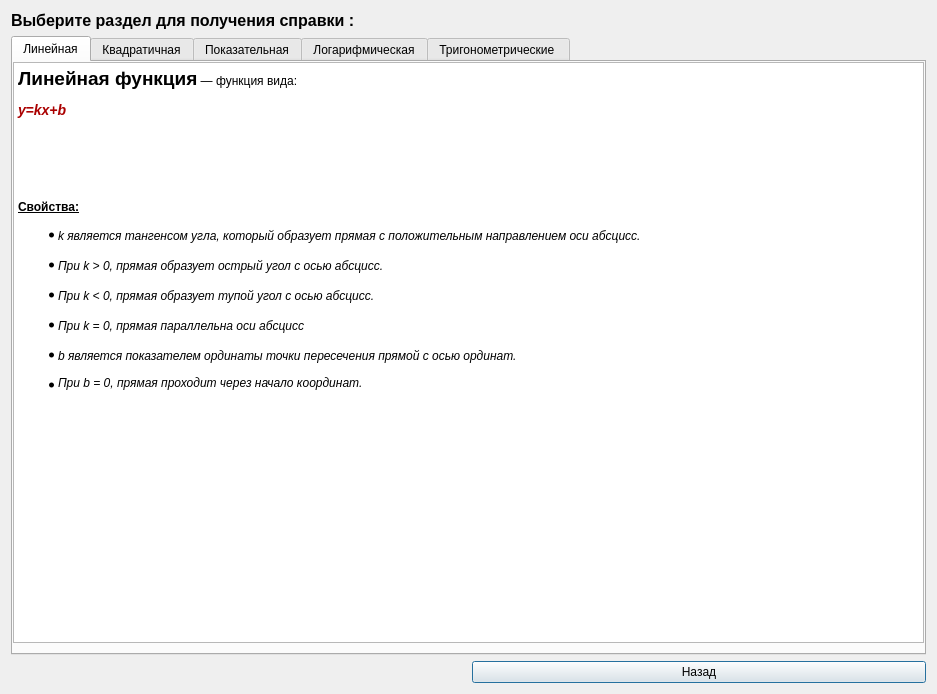
Before: the Qt Designer form help.ui in spellanser/graphx, drawn with Qt 5.
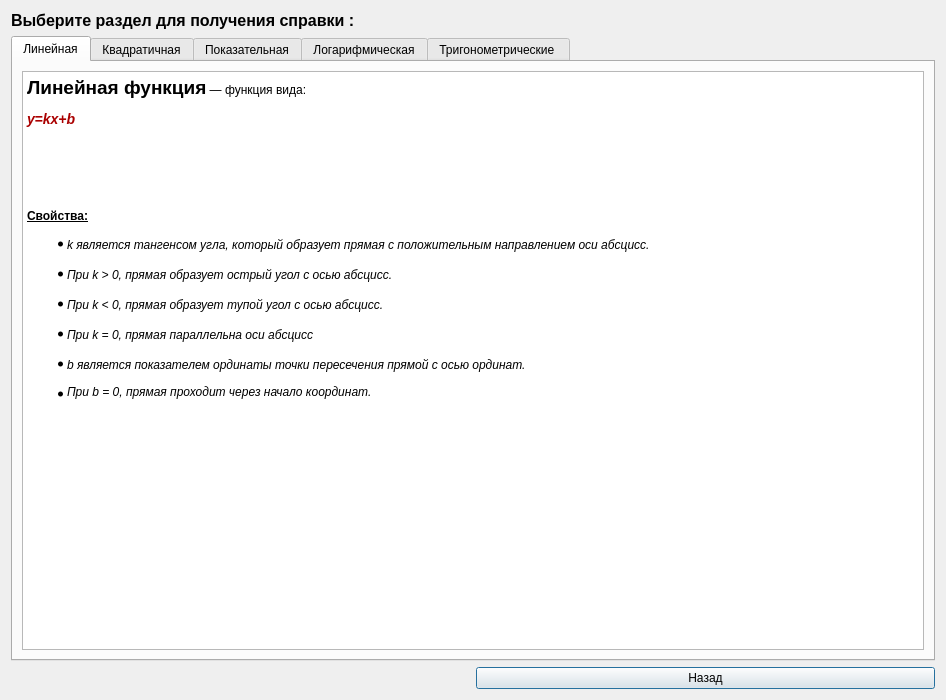
After: the same form once the commit is applied. Icons and pictures are not drawn.

Diff of the .ui file:
```diff
--- a/help.ui
+++ b/help.ui
@@ -6,8 +6,8 @@
    <rect>
     <x>0</x>
     <y>0</y>
-    <width>937</width>
-    <height>694</height>
+    <width>946</width>
+    <height>700</height>
    </rect>
   </property>
   <property name="windowTitle">
@@ -48,15 +48,9 @@
       <attribute name="title">
        <string>Линейная</string>
       </attribute>
+      <layout class="QGridLayout" name="gridLayout_2">
+       <item row="0" column="0">
       <widget class="QTextEdit" name="textEdit">
-       <property name="geometry">
-        <rect>
-         <x>0</x>
-         <y>0</y>
-         <width>911</width>
-         <height>581</height>
-        </rect>
-       </property>
        <property name="readOnly">
         <bool>true</bool>
        </property>
@@ -80,6 +74,8 @@
 &lt;p style=&quot; margin-top:12px; margin-bottom:12px; margin-left:0px; margin-right:0px; -qt-block-indent:0; text-indent:0px;&quot;&gt;&lt;br /&gt;&lt;/p&gt;&lt;/body&gt;&lt;/html&gt;</string>
        </property>
       </widget>
+       </item>
+      </layout>
      </widget>
      <widget class="QWidget" name="tab_2">
       <attribute name="title">
```
Left out of the diff: 48 changed lines with no effect on the pictures. Lines whose indentation alone changed are shown as unchanged.
